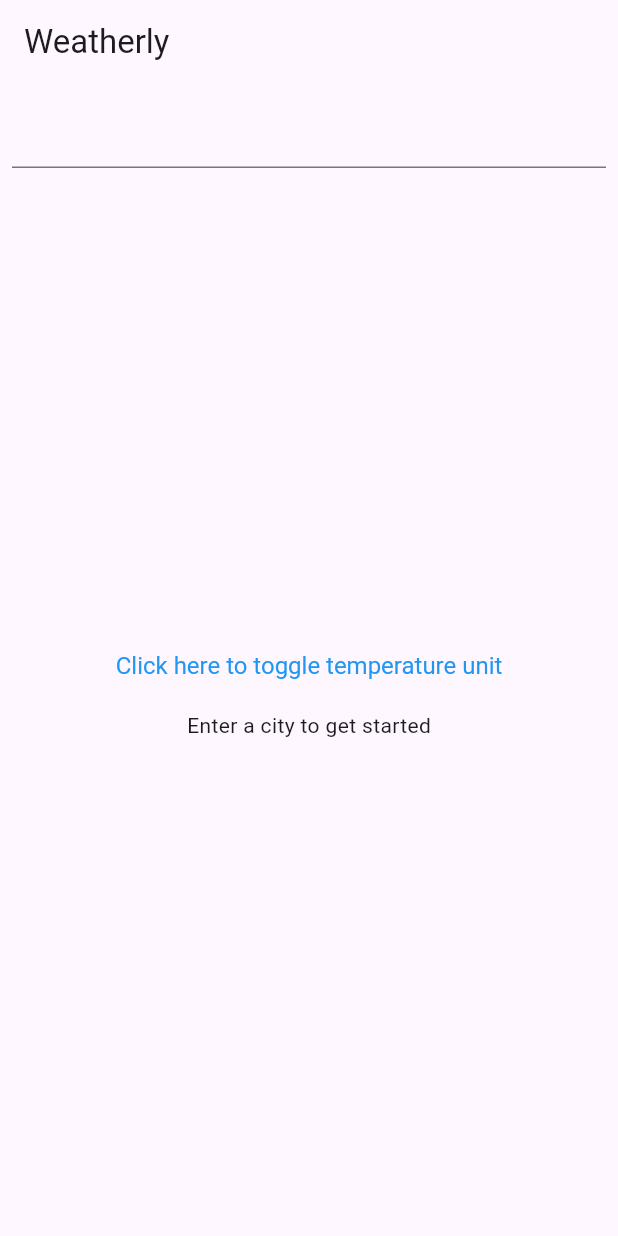
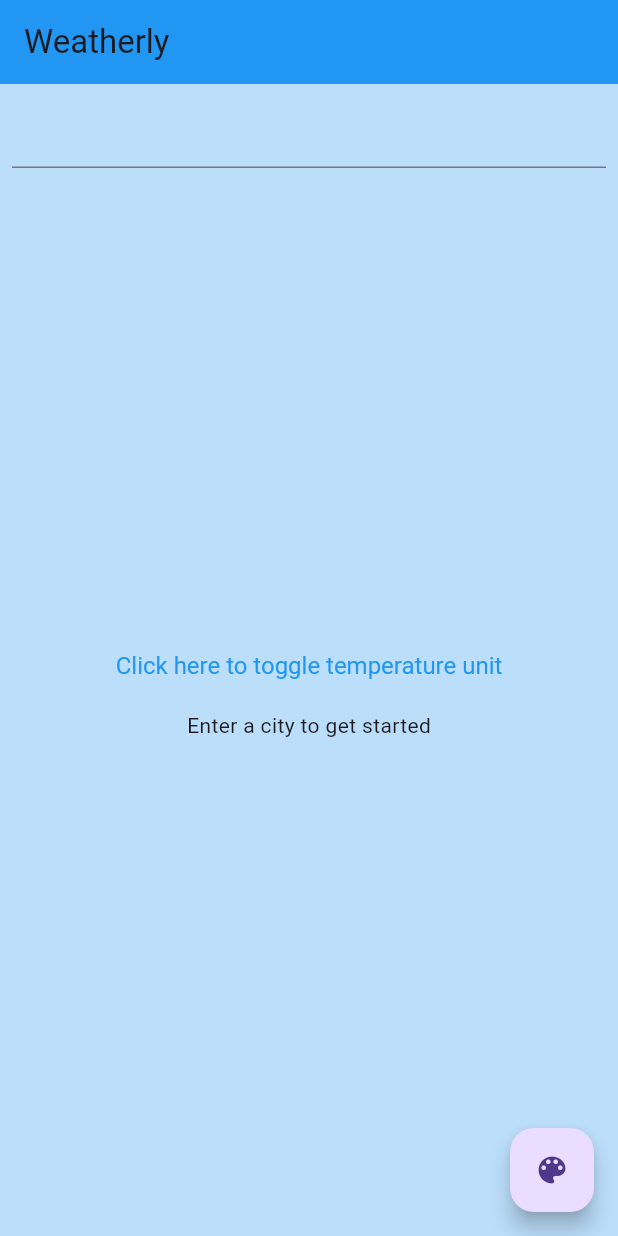
Before and after one commit to FMABrotherhoodX/Weatherly, a Flutter app: the screen it shows after launch, on a phone screen of 412 x 824 dp. Run offline on Flutter 3.47's test engine with Material 3 defaults, Android fonts, the phone set to English and light mode, and no system bars; our stand-ins replace flutter_local_notifications.

Commit message:
Update weather_screen.dart
Added 4 colorful backgrounds that be swapped with another button to give user customization

Co-Authored-By: jcaviness1 <109058376+jcaviness1@users.noreply.github.com>

```diff
--- a/weatherly/lib/weather_screen.dart
+++ b/weatherly/lib/weather_screen.dart
@@ -2,6 +2,8 @@ import 'package:flutter/material.dart';
 import 'package:flutter/gestures.dart';
 import 'package:provider/provider.dart';
 import 'weather_api.dart';
+
+enum ColorTheme { blue, purple }
 
 class WeatherScreen extends StatefulWidget {
   const WeatherScreen({super.key});
@@ -12,16 +14,98 @@ class WeatherScreen extends StatefulWidget {
 
 class _WeatherScreenState extends State<WeatherScreen> {
   String _weatherInfo = 'Enter a city to get started';
+
   bool _isLoading = false;
+
   bool _isCelsius = true;
+
   late TapGestureRecognizer _temperatureToggleRecognizer;
+
+  ThemeMode _themeMode = ThemeMode.light; // Default to light mode
+
+  ColorTheme _colorTheme = ColorTheme.blue;
+
   Map<String, dynamic>? _lastFetchedData;
+
+  final ThemeData lightBlueTheme = ThemeData(
+    brightness: Brightness.light,
+    primaryColor: Colors.blue,
+    scaffoldBackgroundColor: Colors.blue.shade100,
+    appBarTheme: const AppBarTheme(color: Colors.blue),
+  );
+
+  final ThemeData lightPurpleTheme = ThemeData(
+    brightness: Brightness.light,
+    primaryColor: Colors.purple,
+    scaffoldBackgroundColor: Colors.purple.shade100,
+    appBarTheme: const AppBarTheme(color: Colors.purple),
+  );
+
+  final ThemeData darkBlueTheme = ThemeData(
+    brightness: Brightness.dark,
+    primaryColor: Colors.blue,
+    scaffoldBackgroundColor: Colors.blue.shade800,
+    appBarTheme: AppBarTheme(color: Colors.blue.shade700),
+  );
+
+  final ThemeData darkPurpleTheme = ThemeData(
+    brightness: Brightness.dark,
+    primaryColor: Colors.purple,
+    scaffoldBackgroundColor: Colors.purple.shade800,
+    appBarTheme: AppBarTheme(color: Colors.purple.shade700),
+  );
 
   @override
   void initState() {
     super.initState();
     _temperatureToggleRecognizer = TapGestureRecognizer()
       ..onTap = _toggleTemperatureUnit;
+  }
+
+  void _toggleTheme() {
+    setState(() {
+      if (_themeMode == ThemeMode.light && _colorTheme == ColorTheme.blue) {
+        _colorTheme = ColorTheme.purple;
+      } else if (_themeMode == ThemeMode.light &&
+          _colorTheme == ColorTheme.purple) {
+        _themeMode = ThemeMode.dark;
+        _colorTheme = ColorTheme.blue;
+      } else if (_themeMode == ThemeMode.dark &&
+          _colorTheme == ColorTheme.blue) {
+        _colorTheme = ColorTheme.purple;
+      } else if (_themeMode == ThemeMode.dark &&
+          _colorTheme == ColorTheme.purple) {
+        _themeMode = ThemeMode.light;
+        _colorTheme = ColorTheme.blue;
+      }
+    });
+  }
+
+  ThemeData get currentTheme {
+    switch (_themeMode) {
+      case ThemeMode.light:
+        return _colorTheme == ColorTheme.blue
+            ? ThemeData.light().copyWith(
+                primaryColor: Colors.blue,
+                scaffoldBackgroundColor: Colors.blue.shade100,
+                appBarTheme: const AppBarTheme(color: Colors.blue))
+            : ThemeData.light().copyWith(
+                primaryColor: Colors.purple,
+                scaffoldBackgroundColor: Colors.purple.shade100,
+                appBarTheme: const AppBarTheme(color: Colors.purple));
+      case ThemeMode.dark:
+        return _colorTheme == ColorTheme.blue
+            ? ThemeData.dark().copyWith(
+                primaryColor: Colors.blue,
+                scaffoldBackgroundColor: Colors.blue.shade800,
+                appBarTheme: AppBarTheme(color: Colors.blue.shade700))
+            : ThemeData.dark().copyWith(
+                primaryColor: Colors.purple,
+                scaffoldBackgroundColor: Colors.purple.shade800,
+                appBarTheme: AppBarTheme(color: Colors.purple.shade700));
+      default:
+        return ThemeData.light(); // Default to light theme if unsure
+    }
   }
 
   void _toggleTemperatureUnit() {
@@ -161,7 +245,9 @@ class _WeatherScreenState extends State<WeatherScreen> {
 
   @override
   Widget build(BuildContext context) {
-    return Scaffold(
+    return MaterialApp(
+      theme: currentTheme,
+      home: Scaffold(
         appBar: AppBar(
           title: const Text('Weatherly'),
         ),
@@ -207,6 +293,12 @@ class _WeatherScreenState extends State<WeatherScreen> {
                   ),
                 ),
             ],
+          ),
+        ),
+        floatingActionButton: FloatingActionButton(
+          onPressed: _toggleTheme,
+          tooltip: 'Toggle Theme',
+          child: const Icon(Icons.color_lens),
         ),
       ),
     );
```
Lines whose indentation alone changed are shown as unchanged.
